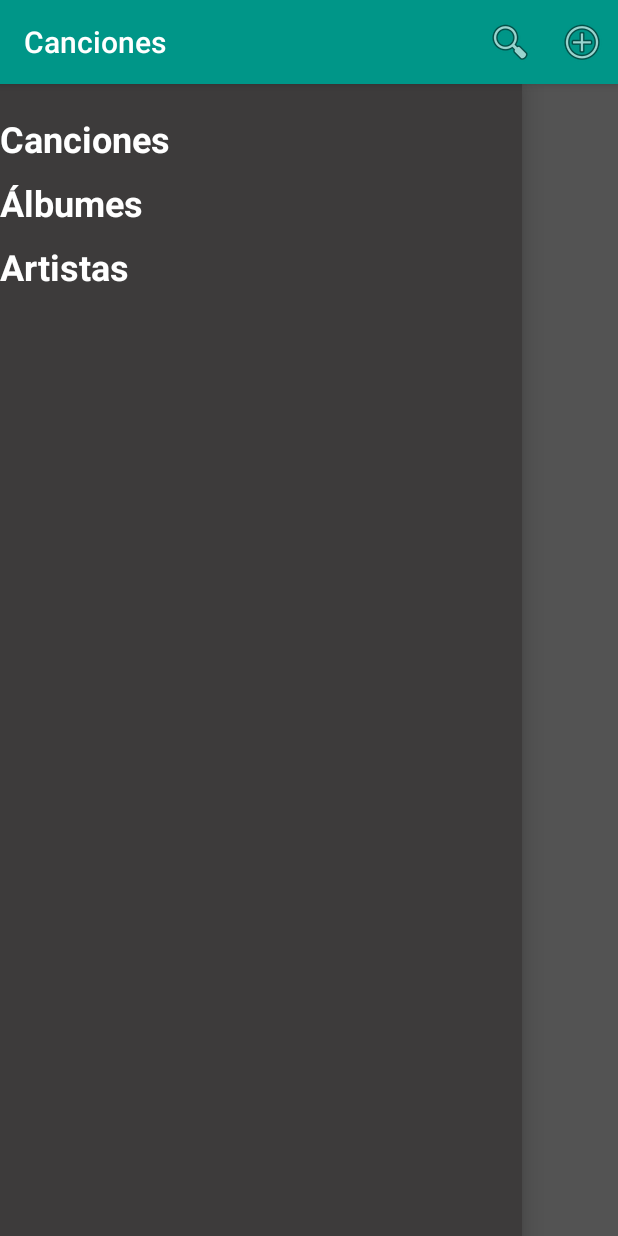
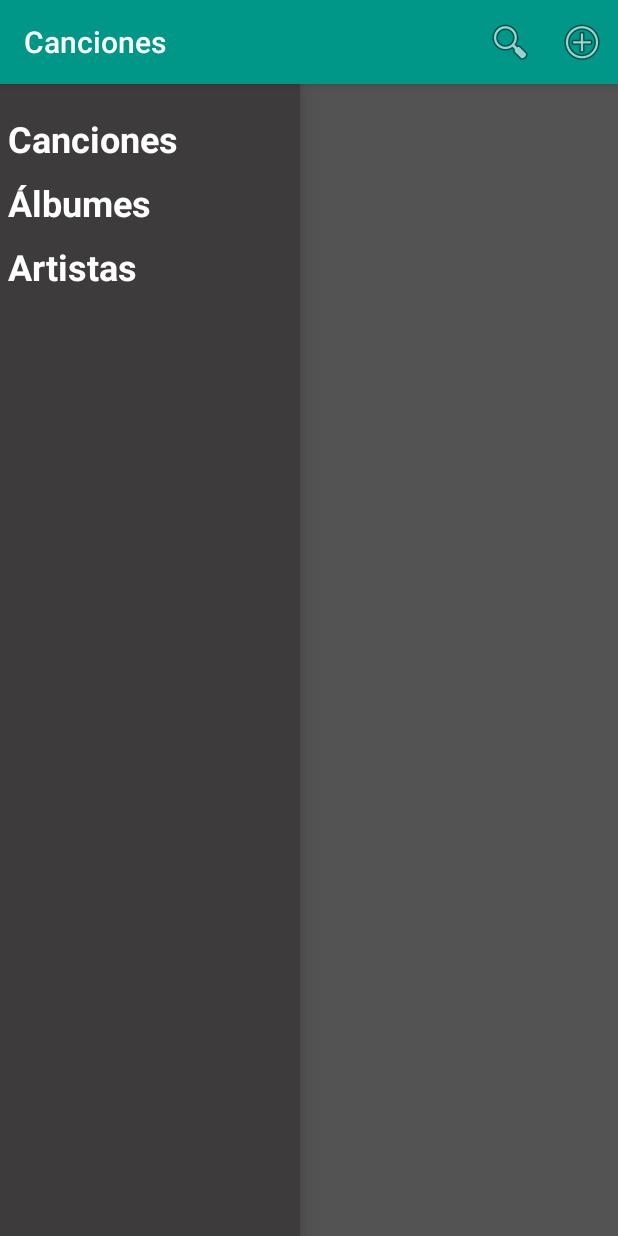
Before and after one commit to UNIZAR-30226-2016-07/sevenbeats, an Android app: the screen it shows after launch (MainActivity), with the side drawer open, on a phone screen of 412 x 824 dp. Run offline under Robolectric (Android 15) with nearby library versions, the phone set to English and light mode, and no system bars.

Commit message:
Mejorado aspecto barra lateral

```diff
--- a/app/src/main/java/sevenbits/sevenbeats/MainActivity.java
+++ b/app/src/main/java/sevenbits/sevenbeats/MainActivity.java
@@ -28,6 +28,7 @@ import android.widget.ImageView;
 import android.widget.ListView;
 import android.widget.SimpleCursorAdapter;
 import android.widget.Toast;
+import android.widget.Toolbar;
 
 import java.util.ArrayList;
 import java.util.List;
@@ -47,16 +48,17 @@ public class MainActivity extends AppCompatActivity {
     private GridView gridPrincipal;
     private DrawerLayout drawerPrincipal;
     private ArrayList<String> contenidoListaMenu;
-    private int queMostrar=0;
-    private ImageView imagenGrid;
 
     public static final int EDIT_ID = Menu.FIRST;
     public static final int DELETE_ID = Menu.FIRST + 1;
+
 
     @Override
     protected void onCreate(Bundle savedInstanceState) {
         super.onCreate(savedInstanceState);
         // ruido al abrir la aplicacion
+        setContentView(R.layout.main_activity);
+
         bbdd = new BaseDatosAdapter(this);
         bbdd.open();
         // rellenar lista lateral y lista central
--- a/app/src/main/res/layout/main_activity.xml
+++ b/app/src/main/res/layout/main_activity.xml
@@ -39,14 +39,16 @@
 
     <ListView
         android:id="@+id/MainActivity_lista_menu"
-        android:layout_width="wrap_content"
+        android:layout_width="200dp"
         android:layout_height="match_parent"
         android:layout_gravity="start"
         android:background="@color/list_background"
         android:choiceMode="singleChoice"
         android:divider="@color/list_background"
         android:dividerHeight="10dp"
-        android:paddingTop="20dp" />
+        android:paddingTop="20dp"
+        android:layout_marginLeft="5dp"
+        android:paddingLeft="5dp" />
 
 
 </android.support.v4.widget.DrawerLayout>
```
